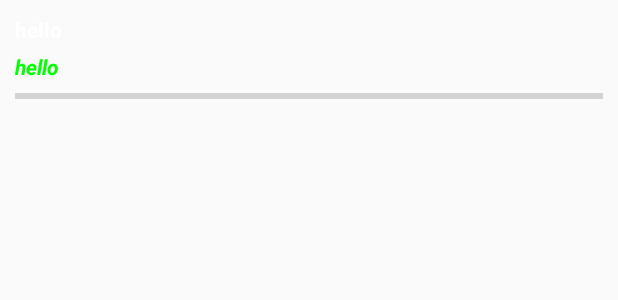
After one commit to codeb1ooded/CodeNCounterPrerequisite, an Android app: the layout progress_dialog.xml on its own in the app's theme, with its tools: preview values and no code run, on a phone screen of 412 x 824 dp. The commit adds this screen. Shown: the top 300 px of the screen. Run offline under Robolectric (Android 15) with nearby library versions, the phone set to English and light mode, and no system bars.

Commit message:
Download from server Android app code added

```diff
--- /dev/null
+++ b/Upload File on Server/app/src/main/res/layout/progress_dialog.xml
@@ -0,0 +1,39 @@
+<?xml version="1.0" encoding="utf-8"?>
+<LinearLayout xmlns:android="http://schemas.android.com/apk/res/android"
+    android:id="@+id/layout_root"
+    android:orientation="vertical"
+    android:layout_width="fill_parent"
+    android:layout_height="fill_parent"
+    android:padding="10dp"
+    >
+
+    <TextView
+        android:id="@+id/tv1"
+        android:layout_width="wrap_content"
+        android:layout_height="wrap_content"
+        android:textColor="#FFF"
+        android:text="hello"
+        android:textStyle="bold"
+        />
+
+    <TextView
+        android:id="@+id/cur_pg_tv"
+        android:layout_width="wrap_content"
+        android:layout_height="wrap_content"
+        android:textColor="#0F0"
+        android:text="hello"
+        android:layout_marginTop="5dp"
+        android:textStyle="bold|italic"    />
+    <ProgressBar
+        android:id="@+id/progress_bar"
+        android:layout_width="fill_parent"
+        android:layout_height="wrap_content"
+        android:progress="0"
+        android:layout_marginTop="5dp"
+        android:layout_marginBottom="10dp"
+        style="?android:attr/progressBarStyleHorizontal"
+        android:maxHeight="10dip"
+        android:minHeight="10dip"
+        />
+
+</LinearLayout>
--- a/Upload File on Server/app/src/main/res/values/colors.xml
+++ b/Upload File on Server/app/src/main/res/values/colors.xml
@@ -3,4 +3,7 @@
     <color name="colorPrimary">#3F51B5</color>
     <color name="colorPrimaryDark">#303F9F</color>
     <color name="colorAccent">#FF4081</color>
+    <color name="greenStart"> #00e500 </color>
+    <color name="greenMid"> #00b200 </color>
+    <color name="greenEnd"> #004c00 </color>
 </resources>
```
Also changed, not shown: Upload File on Server/app/src/main/AndroidManifest.xml (+10 -8 lines), Upload File on Server/app/src/main/java/com/example/megha/fileuploadonserver/DownloadFromServer.java (added, +144 -0 lines), Upload File on Server/app/src/main/res/drawable/green_progress.xml (added, +32 -0 lines), Upload File on Server/app/src/main/res/layout/activity_download_from_server.xml (added, +17 -0 lines).
